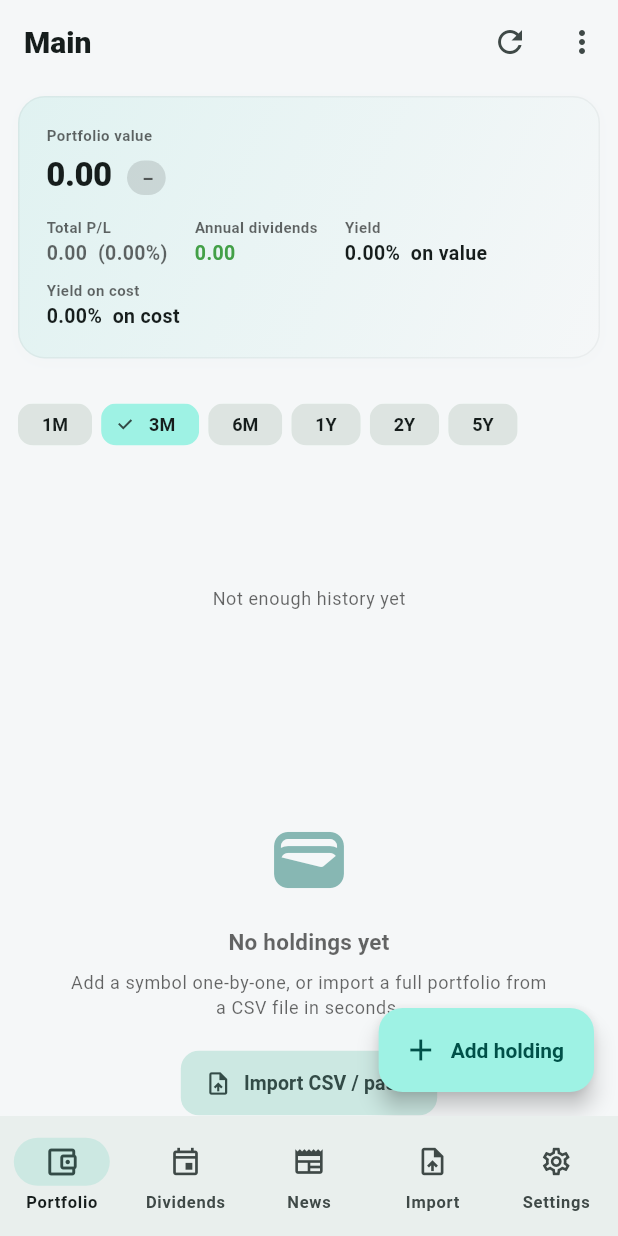
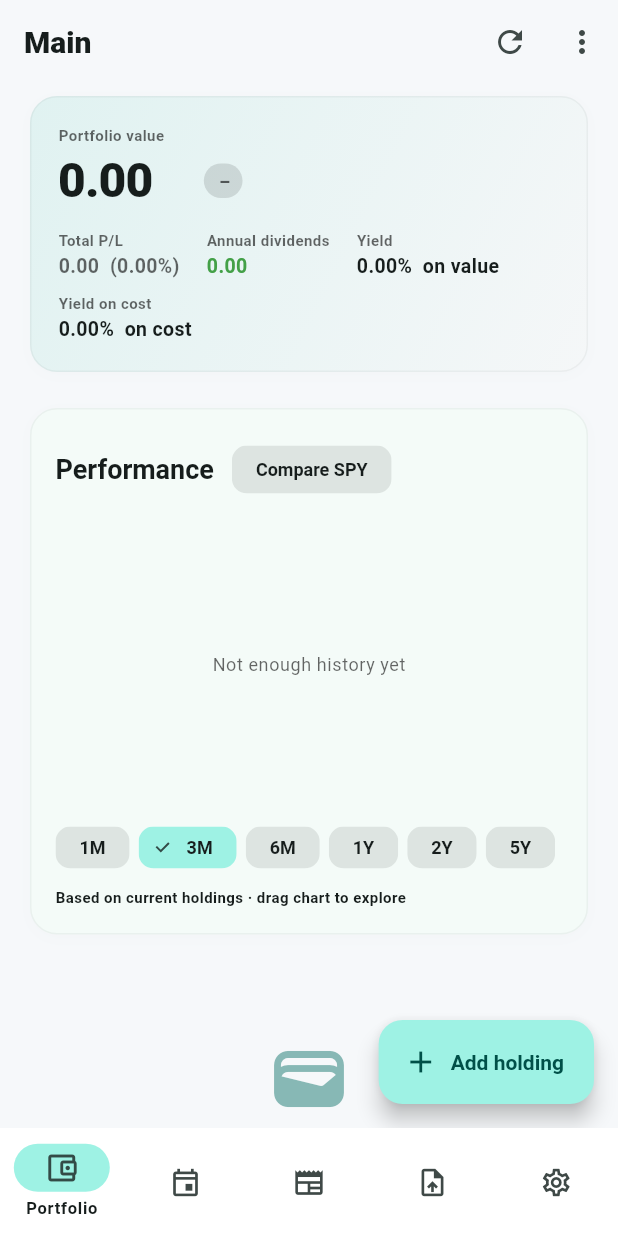
Before and after one commit to daddytroop/stockpulse, a Flutter app: the screen it shows after launch, on a phone screen of 412 x 824 dp. Run offline on Flutter 3.47's test engine with Material 3 defaults, Android fonts, the phone set to English and light mode, and no system bars; drawn by our look-alikes of flutter_animate; our stand-ins replace fl_chart, google_mobile_ads, local_auth, share_plus, shared_preferences, shimmer; missing offline and left inert: file_selector, home_widget; network calls fail.

Commit message:
Refresh interactive dashboard and harden consent-aware ad lifecycle

```diff
--- a/lib/screens/home_shell.dart
+++ b/lib/screens/home_shell.dart
@@ -1,4 +1,3 @@
-import 'package:animations/animations.dart';
 import 'package:flutter/material.dart';
 import 'package:provider/provider.dart';
 
@@ -59,18 +58,10 @@ class _HomeShellState extends State<HomeShell> {
   @override
   Widget build(BuildContext context) {
     final wide = MediaQuery.sizeOf(context).width >= 900;
-    final content = PageTransitionSwitcher(
-      duration: const Duration(milliseconds: 220),
-      transitionBuilder: (child, primary, secondary) => FadeThroughTransition(
-        animation: primary,
-        secondaryAnimation: secondary,
-        child: child,
-      ),
-      child: IndexedStack(
-        key: ValueKey(_index),
+    final content = IndexedStack(
         index: _index,
-        children: [for (var i = 0; i < _labels.length; i++) _screen(i)],
-      ),
+        children: [for (var i = 0; i < _labels.length; i++)
+          TickerMode(enabled: i == _index, child: _screen(i))],
     );
 
     if (wide) {
--- a/lib/screens/portfolio_screen.dart
+++ b/lib/screens/portfolio_screen.dart
@@ -35,6 +35,11 @@ class PortfolioScreen extends StatefulWidget {
 class _PortfolioScreenState extends State<PortfolioScreen> {
   String _range = '3mo';
   String _allocBy = 'type';
+  String _query = '';
+  String _sort = 'symbol';
+  bool _compare = false;
+  String? _historyKey;
+  Future<List<List<ChartPoint>?>>? _history;
 
   static const _rangeLabels = {
     '1mo': '1M', '3mo': '3M', '6mo': '6M', '1y': '1Y', '2y': '2Y', '5y': '5Y',
@@ -49,6 +54,15 @@ class _PortfolioScreenState extends State<PortfolioScreen> {
         (portfolio.holdings.isEmpty ? null : portfolio.holdings.values.first.currency);
     final events = provider.upcomingEventsFor([portfolio], horizonDays: 90).take(5).toList();
     final colors = AppColors.of(context);
+    final holdings = portfolio.holdings.values.where((h) =>
+        '${h.symbol} ${h.name}'.toLowerCase().contains(_query.toLowerCase())).toList();
+    holdings.sort((a, b) {
+      if (_sort == 'day') {
+        return (provider.quoteOf(b.symbol)?.dayChangePercent ?? double.negativeInfinity)
+            .compareTo(provider.quoteOf(a.symbol)?.dayChangePercent ?? double.negativeInfinity);
+      }
+      return a.symbol.compareTo(b.symbol);
+    });
 
     return Scaffold(
       appBar: AppBar(
@@ -69,9 +83,13 @@ class _PortfolioScreenState extends State<PortfolioScreen> {
           await provider.refreshQuotes();
           await provider.ensureDividendInfo();
         },
-        child: ListView(
+        child: Center(
+          child: ConstrainedBox(
+            constraints: const BoxConstraints(maxWidth: 1000),
+            child: ListView(
+          key: const PageStorageKey('portfolio-scroll'),
           physics: const AlwaysScrollableScrollPhysics(),
-          padding: const EdgeInsets.fromLTRB(12, 8, 12, 96),
+          padding: const EdgeInsets.fromLTRB(20, 8, 20, 96),
           children: [
             if (provider.lastError != null)
               _errorBanner(context, provider.lastError!)
@@ -82,8 +100,22 @@ class _PortfolioScreenState extends State<PortfolioScreen> {
               ),
             _totalsCard(context, totals, currency, colors),
             const SizedBox(height: 12),
-            _rangeChips(context),
-            _chart(context, portfolio, provider),
+            SpCard(child: Column(
+              crossAxisAlignment: CrossAxisAlignment.start,
+              children: [
+                Wrap(spacing: 12, crossAxisAlignment: WrapCrossAlignment.center, children: [
+                  Text('Performance', style: Theme.of(context).textTheme.titleLarge),
+                  FilterChip(label: const Text('Compare SPY'), selected: _compare,
+                    onSelected: (v) => setState(() => _compare = v)),
+                ]),
+                const SizedBox(height: 16),
+                _chart(context, portfolio, provider),
+                const SizedBox(height: 12),
+                _rangeChips(context),
+                Text('Based on current holdings · drag chart to explore',
+                  style: Theme.of(context).textTheme.labelSmall),
+              ],
+            )),
             const SizedBox(height: 12),
             _allocationCard(context, provider, portfolio, totals.displayCurrency ?? currency),
             const PortfolioBanner(),
@@ -100,10 +132,28 @@ class _PortfolioScreenState extends State<PortfolioScreen> {
               _emptyState(context)
             else ...[
               SectionHeader(title: 'Holdings (${portfolio.holdings.length})'),
-              ...portfolio.holdings.values.map((h) => _holdingTile(context, provider, portfolio.id, h)).toList().animate(
-                interval: 30.ms,
-                effects: [FadeEffect(duration: 300.ms), SlideEffect(begin: const Offset(0, 0.05), end: Offset.zero, duration: 300.ms)],
-              ),
+              Row(children: [
+                Expanded(child: TextField(
+                  decoration: const InputDecoration(hintText: 'Find a holding',
+                    prefixIcon: Icon(Icons.search)),
+                  onChanged: (v) => setState(() => _query = v.trim()),
+                )),
+                const SizedBox(width: 8),
+                PopupMenuButton<String>(
+                  tooltip: 'Sort holdings',
+                  icon: const Icon(Icons.sort),
+                  initialValue: _sort,
+                  onSelected: (v) => setState(() => _sort = v),
+                  itemBuilder: (_) => const [
+                    PopupMenuItem(value: 'symbol', child: Text('Symbol A–Z')),
+                    PopupMenuItem(value: 'day', child: Text('Daily change: highest first')),
+                  ],
+                ),
+              ]),
+              const SizedBox(height: 12),
+              if (holdings.isEmpty) const Padding(
+                padding: EdgeInsets.all(24), child: Center(child: Text('No matching holdings'))),
+              ...holdings.map((h) => _holdingTile(context, provider, portfolio.id, h)),
               const SizedBox(height: 20),
               Center(
                 child: Text(
@@ -114,6 +164,8 @@ class _PortfolioScreenState extends State<PortfolioScreen> {
               ),
             ],
           ],
+        ),
+          ),
         ),
       ),
     );
@@ -219,10 +271,12 @@ class _PortfolioScreenState extends State<PortfolioScreen> {
       child: Column(
         crossAxisAlignment: CrossAxisAlignment.start,
         children: [
-          Row(
+          Wrap(
+            spacing: 16,
+            runSpacing: 8,
+            crossAxisAlignment: WrapCrossAlignment.center,
             children: [
               Text('Allocation', style: Theme.of(context).textTheme.titleSmall?.copyWith(fontWeight: FontWeight.w800)),
-              const Spacer(),
               SegmentedButton<String>(
                 showSelectedIcon: false,
                 style: const ButtonStyle(visualDensity: VisualDensity.compact),
@@ -285,19 +339,21 @@ class _PortfolioScreenState extends State<PortfolioScreen> {
             ],
           ),
           const SizedBox(height: 4),
-          Row(
-            crossAxisAlignment: CrossAxisAlignment.end,
+          Wrap(
+            spacing: 12,
+            runSpacing: 8,
+            crossAxisAlignment: WrapCrossAlignment.center,
             children: [
               AnimatedNumber(
                 value: t.marketValue,
                 formatter: (v) => fmtMoney(v, currency: currency),
-                style: theme.textTheme.headlineMedium?.copyWith(fontWeight: FontWeight.w800),
+                style: theme.textTheme.displayMedium?.copyWith(fontWeight: FontWeight.w800),
               ),
               const SizedBox(width: 10),
               ChangeChip(
                 percent: t.hasDayChange ? t.dayChangePercent : null,
                 label: t.hasDayChange
-                    ? '${fmtSignedMoney(t.dayChange, currency: currency)} (${fmtPct(t.dayChangePercent)})'
+                    ? '${fmtSignedMoney(t.dayChange, currency: currency)} (${fmtPct(t.dayChangePercent)}) today'
                     : '–',
               ),
             ],
@@ -364,14 +420,24 @@ class _PortfolioScreenState extends State<PortfolioScreen> {
   }
 
   Widget _chart(BuildContext context, Portfolio portfolio, PortfolioProvider provider) {
-    return FutureBuilder(
-      key: ValueKey('${portfolio.id}|$_range|${portfolio.symbols.length}'
-          '|${provider.lastRefreshAt?.millisecondsSinceEpoch ?? 0}'),
-      future: Future.wait([
+    final key = '${portfolio.id}|$_range|${portfolio.holdings.values.map((h) => '${h.symbol}:${h.quantity}').join(',')}|${provider.lastRefreshAt}';
+    if (_historyKey != key) {
+      _historyKey = key;
+      _history = Future.wait([
         provider.portfolioHistory(portfolio.id, _range),
         provider.benchmarkHistory(_range),
-      ]),
+      ]);
+    }
+    return FutureBuilder(
+      key: ValueKey(key),
+      future: _history,
       builder: (context, snap) {
+        if (snap.hasError) {
+          return SizedBox(height: 180, child: Center(child: TextButton.icon(
+            icon: const Icon(Icons.refresh), label: const Text('Retry chart'),
+            onPressed: () => setState(() => _historyKey = null),
+          )));
+        }
         if (!snap.hasData && snap.connectionState != ConnectionState.done) {
           return const ShimmerSkeleton.chart(height: 180);
         }
@@ -380,8 +446,8 @@ class _PortfolioScreenState extends State<PortfolioScreen> {
         final benchmark = results.length > 1 ? results[1] as List<ChartPoint>? : null;
         return PortfolioChart(
           points: points,
-          benchmark: benchmark,
-          title: 'Portfolio value vs SPY',
+          benchmark: _compare ? benchmark : null,
+          title: _compare ? 'Relative growth' : 'Value history',
         );
       },
     );
@@ -468,9 +534,24 @@ class _PortfolioScreenState extends State<PortfolioScreen> {
     final color = isDiv ? colors.dividend : colors.earnings;
     return SpCard(
       margin: const EdgeInsets.only(bottom: 6),
+      padding: const EdgeInsets.symmetric(horizontal: 4, vertical: 2),
+      onTap: () => pushSharedAxis(context, HoldingDetailScreen(
+        portfolioId: context.read<PortfolioProvider>().active.id,
+        symbol: e.symbol,
+      )),
       child: ListTile(
         dense: true,
-        leading: Icon(isDiv ? Icons.payments_outlined : Icons.query_stats_outlined, color: color),
+        leading: Container(
+          width: 44,
+          decoration: BoxDecoration(
+            color: color.withValues(alpha: 0.12),
+            borderRadius: BorderRadius.circular(12),
+          ),
+          child: Column(mainAxisAlignment: MainAxisAlignment.center, children: [
+            Text('${e.date.day}', style: TextStyle(color: color, fontWeight: FontWeight.w800, fontSize: 18)),
+            Text(isDiv ? 'DIV' : 'EPS', style: TextStyle(color: color, fontSize: 9, fontWeight: FontWeight.w700)),
+          ]),
+        ),
         title: Text(e.symbol, style: const TextStyle(fontWeight: FontWeight.w700)),
         subtitle: Text(
           isDiv
--- a/lib/theme/app_theme.dart
+++ b/lib/theme/app_theme.dart
@@ -29,7 +29,14 @@ class AppTheme {
       useMaterial3: true,
       brightness: scheme.brightness,
       colorScheme: scheme,
-      scaffoldBackgroundColor: isDark ? const Color(0xFF0F1416) : const Color(0xFFF5F7F8),
+      scaffoldBackgroundColor: isDark ? const Color(0xFF101416) : const Color(0xFFF6F8FA),
+      navigationBarTheme: NavigationBarThemeData(
+        height: 72,
+        elevation: 0,
+        backgroundColor: isDark ? const Color(0xFF171D20) : Colors.white,
+        indicatorColor: scheme.primaryContainer,
+        labelBehavior: NavigationDestinationLabelBehavior.onlyShowSelected,
+      ),
       // Typography: slightly tighter, finance-app feel.
       textTheme: _textTheme(scheme),
       // Cards: subtle rounded surfaces with a hairline border instead of
@@ -103,7 +110,7 @@ class AppTheme {
       appBarTheme: AppBarTheme(
         centerTitle: false,
         scrolledUnderElevation: 0,
-        backgroundColor: isDark ? const Color(0xFF0F1416) : const Color(0xFFF5F7F8),
+        backgroundColor: isDark ? const Color(0xFF101416) : const Color(0xFFF6F8FA),
         titleTextStyle: TextStyle(
           fontSize: 20,
           fontWeight: FontWeight.w800,
--- a/lib/widgets/portfolio_chart.dart
+++ b/lib/widgets/portfolio_chart.dart
@@ -124,8 +124,8 @@ class PortfolioChart extends StatelessWidget {
             child: Row(
               children: [
                 if (title.isNotEmpty)
-                  Text(title,
-                      style: theme.textTheme.labelMedium?.copyWith(color: theme.hintColor)),
+                  Flexible(child: Text(title,
+                      style: theme.textTheme.labelMedium?.copyWith(color: theme.hintColor))),
                 const Spacer(),
                 if (normalized) ...[
                   _legendDot(color),
@@ -185,7 +185,8 @@ class PortfolioChart extends StatelessWidget {
                   getTooltipItems: (spots) => [
                     for (final s in spots)
                       LineTooltipItem(
-                        normalized ? '${s.y.toStringAsFixed(1)}%' : NumberFormat('#,##0.00').format(s.y),
+                        '${DateFormat('d MMM').format(DateTime.fromMillisecondsSinceEpoch(s.x.round()))}\n'
+                        '${normalized ? '${s.y.toStringAsFixed(1)}%' : NumberFormat('#,##0.00').format(s.y)}',
                         TextStyle(
                           color: s.bar.color ?? theme.colorScheme.onSurface,
                           fontWeight: FontWeight.w600,
--- a/lib/widgets/ui/sp_card.dart
+++ b/lib/widgets/ui/sp_card.dart
@@ -115,7 +115,7 @@ class _PressScaleState extends State<_PressScale> with SingleTickerProviderState
       child: AnimatedBuilder(
         animation: _controller,
         builder: (_, child) => Transform.scale(
-          scale: _controller.value,
+          scale: MediaQuery.disableAnimationsOf(context) ? 1 : _controller.value,
           child: child,
         ),
         child: widget.child,
--- a/pubspec.yaml
+++ b/pubspec.yaml
@@ -3,7 +3,7 @@ description: >-
   Stock Pulse - a free, open-source portfolio & dividend tracker for
   Android (APK + home-screen widgets) and Windows desktop.
 publish_to: 'none'
-version: 1.2.0+1
+version: 1.3.0+2
 
 environment:
   sdk: '>=3.6.0 <4.0.0'
```
Also changed, not shown: lib/widgets/portfolio_banner.dart (+50 -12 lines), 2 other files.
